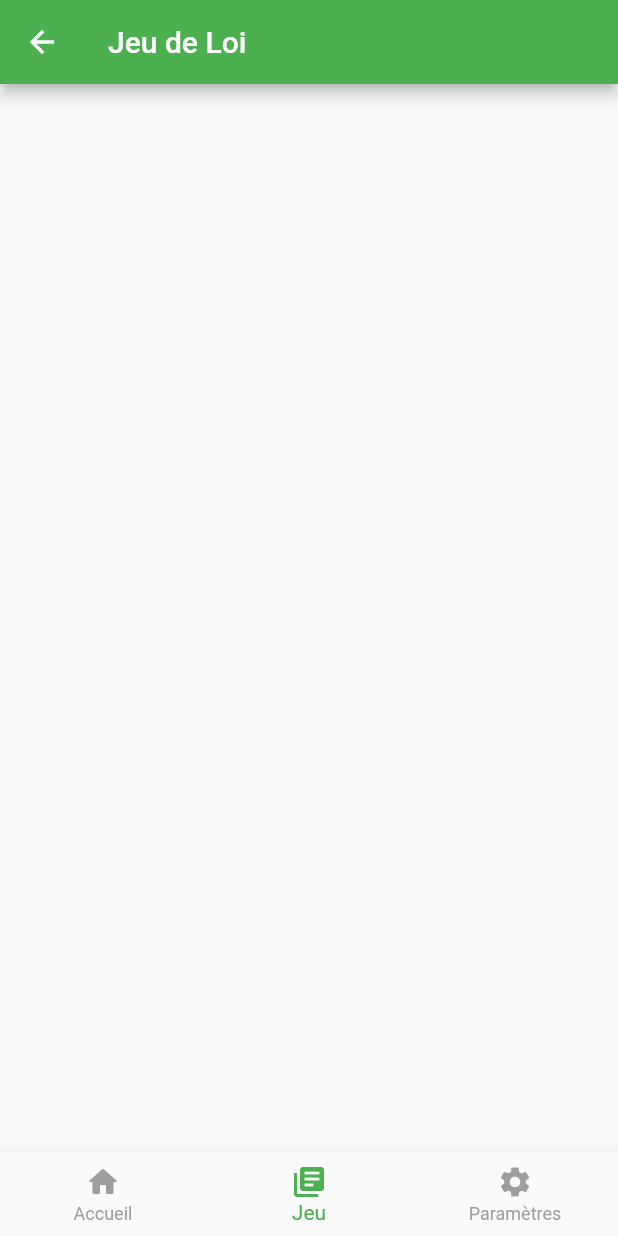
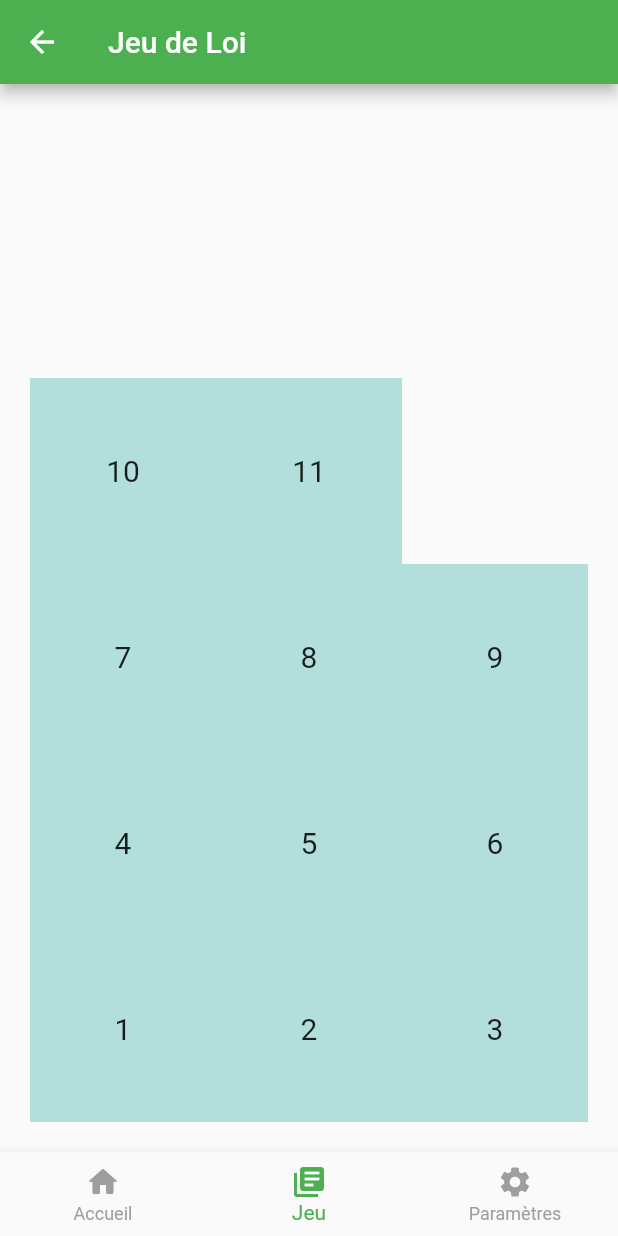
Before and after one commit to LeonardFavre95/jeu_de_loi, a Flutter app: the HomeScreen screen opened by its route, item 2 of the bottom bar chosen, on a phone screen of 412 x 824 dp. Run offline on Flutter 3.47's test engine with Material 2 defaults, Android fonts, the phone set to English and light mode, and no system bars; our stand-ins replace firebase_auth, firebase_core, modal_progress_hud_nsn; accounts and stored records are empty.

Commit message:
grille de jeu

```diff
--- a/lib/screen/home_screen.dart
+++ b/lib/screen/home_screen.dart
@@ -48,7 +48,7 @@ class _HomeScreenState extends State<HomeScreen> {
     super.initState();
     _selectedIndex = 0;
     _accueil = const home_sub_accueil();
-    _jeu = const home_sub_jeu();
+    _jeu = const HomeSubJeu();
     _parametres = const home_sub_parametres();
     _pages = [_accueil, _jeu, _parametres];
     _currentPage = _pages[_selectedIndex];
--- a/lib/screen/home_sub_jeu.dart
+++ b/lib/screen/home_sub_jeu.dart
@@ -1,12 +1,109 @@
+// ignore_for_file: unnecessary_const
+
 import 'package:flutter/material.dart';
 
-class home_sub_jeu extends StatelessWidget {
-  const home_sub_jeu({Key? key}) : super(key: key);
+class HomeSubJeu extends StatelessWidget {
+  const HomeSubJeu({Key? key}) : super(key: key);
 
   @override
   Widget build(BuildContext context) {
     return Center(
-        //child: Text(context.widget, style: Theme.of(context).textTheme.headline6),
-        );
+      //child: Text(context.widget, style: Theme.of(context).textTheme.headline6),
+      child: GridView.count(
+        reverse: true,
+        crossAxisCount: 3,
+        padding: const EdgeInsets.all(20),
+        children: <Widget>[
+          Container(
+            color: Colors.teal[100],
+            alignment: Alignment.center,
+            child: const Text(
+              "1",
+              style: TextStyle(fontSize: 20),
+            ),
+          ),
+          Container(
+            color: Colors.teal[100],
+            alignment: Alignment.center,
+            child: const Text(
+              "2",
+              style: TextStyle(fontSize: 20),
+            ),
+          ),
+          Container(
+            color: Colors.teal[100],
+            alignment: Alignment.center,
+            child: const Text(
+              "3",
+              style: TextStyle(fontSize: 20),
+            ),
+          ),
+          Container(
+            color: Colors.teal[100],
+            alignment: Alignment.center,
+            child: const Text(
+              "4",
+              style: TextStyle(fontSize: 20),
+            ),
+          ),
+          Container(
+            color: Colors.teal[100],
+            alignment: Alignment.center,
+            child: const Text(
+              "5",
+              style: TextStyle(fontSize: 20),
+            ),
+          ),
+          Container(
+            color: Colors.teal[100],
+            alignment: Alignment.center,
+            child: const Text(
+              "6",
+              style: TextStyle(fontSize: 20),
+            ),
+          ),
+          Container(
+            color: Colors.teal[100],
+            alignment: Alignment.center,
+            child: const Text(
+              "7",
+              style: TextStyle(fontSize: 20),
+            ),
+          ),
+          Container(
+            color: Colors.teal[100],
+            alignment: Alignment.center,
+            child: const Text(
+              "8",
+              style: TextStyle(fontSize: 20),
+            ),
+          ),
+          Container(
+            color: Colors.teal[100],
+            alignment: Alignment.center,
+            child: const Text(
+              "9",
+              style: TextStyle(fontSize: 20),
+            ),
+          ),
+          Container(
+            color: Colors.teal[100],
+            alignment: Alignment.center,
+            child: const Text(
+              "10",
+              style: TextStyle(fontSize: 20),
+            ),
+          ),
+          Container(
+            color: Colors.teal[100],
+            alignment: Alignment.center,
+            child: const Text(
+              "11",
+              style: TextStyle(fontSize: 20),
+            ),
+          ),
+        ],
+      ),
+    );
   }
 }
```
